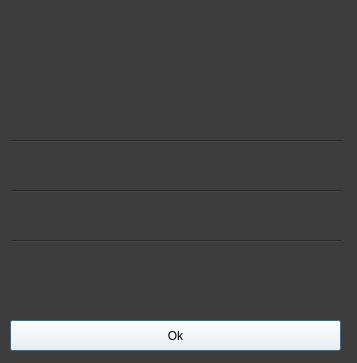
The window that prenotazione/views/VistaPrenotazioneAmministratore.ui (riccardomalpiedi/parcheggio) describes before a commit, drawn with Qt 5.
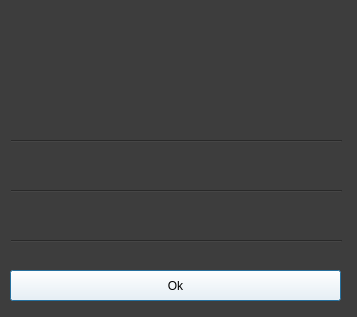
The same window after the commit.

Diff of the .ui file:
```diff
--- a/prenotazione/views/VistaPrenotazioneAmministratore.ui
+++ b/prenotazione/views/VistaPrenotazioneAmministratore.ui
@@ -7,7 +7,7 @@
     <x>0</x>
     <y>0</y>
     <width>357</width>
-    <height>363</height>
+    <height>317</height>
    </rect>
   </property>
   <property name="windowTitle">
@@ -73,24 +73,6 @@
    <property name="geometry">
     <rect>
      <x>10</x>
-     <y>250</y>
-     <width>331</width>
-     <height>31</height>
-    </rect>
-   </property>
-   <property name="styleSheet">
-    <string notr="true">font: 18pt &quot;MS Shell Dlg 2&quot;;
-background-color: rgb(61, 61, 61);
-color: rgb(255, 255, 255);</string>
-   </property>
-   <property name="text">
-    <string/>
-   </property>
-  </widget>
-  <widget class="QLabel" name="data_inizio_label">
-   <property name="geometry">
-    <rect>
-     <x>10</x>
      <y>200</y>
      <width>331</width>
      <height>31</height>
@@ -105,11 +87,29 @@
     <string/>
    </property>
   </widget>
+  <widget class="QLabel" name="data_inizio_label">
+   <property name="geometry">
+    <rect>
+     <x>10</x>
+     <y>150</y>
+     <width>331</width>
+     <height>31</height>
+    </rect>
+   </property>
+   <property name="styleSheet">
+    <string notr="true">font: 18pt &quot;MS Shell Dlg 2&quot;;
+background-color: rgb(61, 61, 61);
+color: rgb(255, 255, 255);</string>
+   </property>
+   <property name="text">
+    <string/>
+   </property>
+  </widget>
   <widget class="QPushButton" name="ok_button">
    <property name="geometry">
     <rect>
      <x>10</x>
-     <y>320</y>
+     <y>270</y>
      <width>331</width>
      <height>31</height>
     </rect>
```
Left out of the diff: 18 changed lines with no effect on the pictures.
